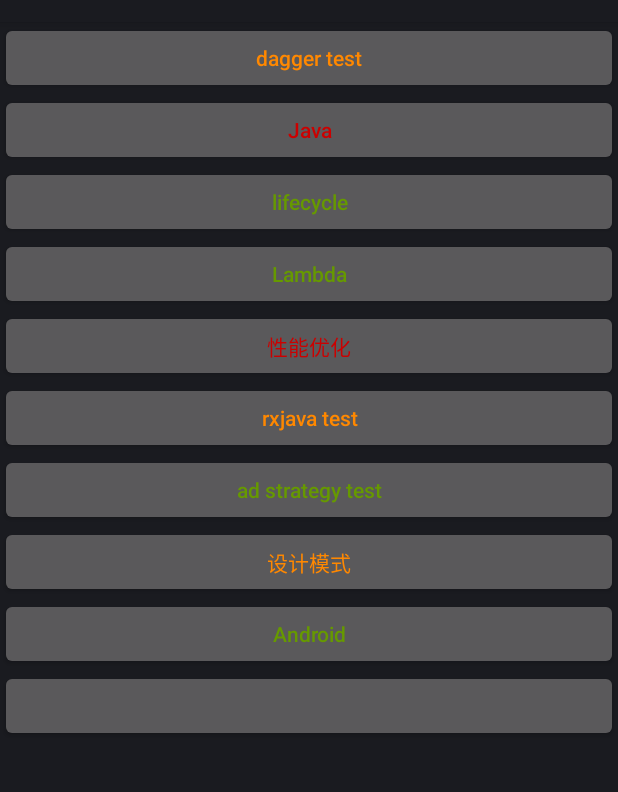
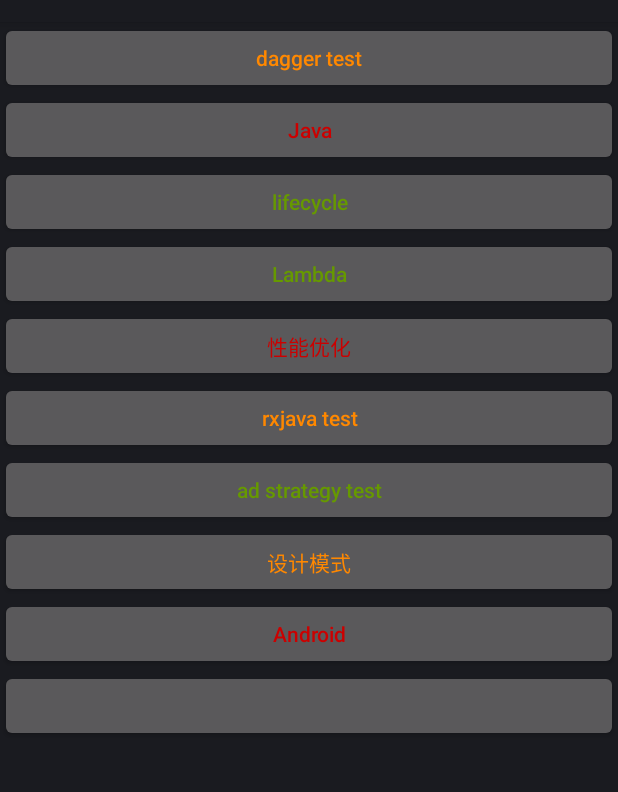
Before and after one commit to fumeidonga/ModularLibrary, an Android app: the screen it shows after launch (MainActivity), on a phone screen of 412 x 824 dp, the part 62-854 px from its top. Run offline under Robolectric (Android 15) with nearby library versions, the phone set to English and light mode, and no system bars; our stand-ins replace Dagger/Hilt's generated code; libraries missing offline, so code that uses them is left out: com.orhanobut.logger; 5 statements that could not run were skipped.

Commit message:
add file

```diff
--- a/testdemo/src/main/res/layout/activity_main.xml
+++ b/testdemo/src/main/res/layout/activity_main.xml
@@ -79,7 +79,7 @@
         android:layout_width="match_parent"
         android:layout_height="wrap_content"
         android:textAllCaps="false"
-        android:textColor="@android:color/holo_green_dark"
+        android:textColor="@android:color/holo_red_dark"
         android:text="Android"
         />
     <Button
```
